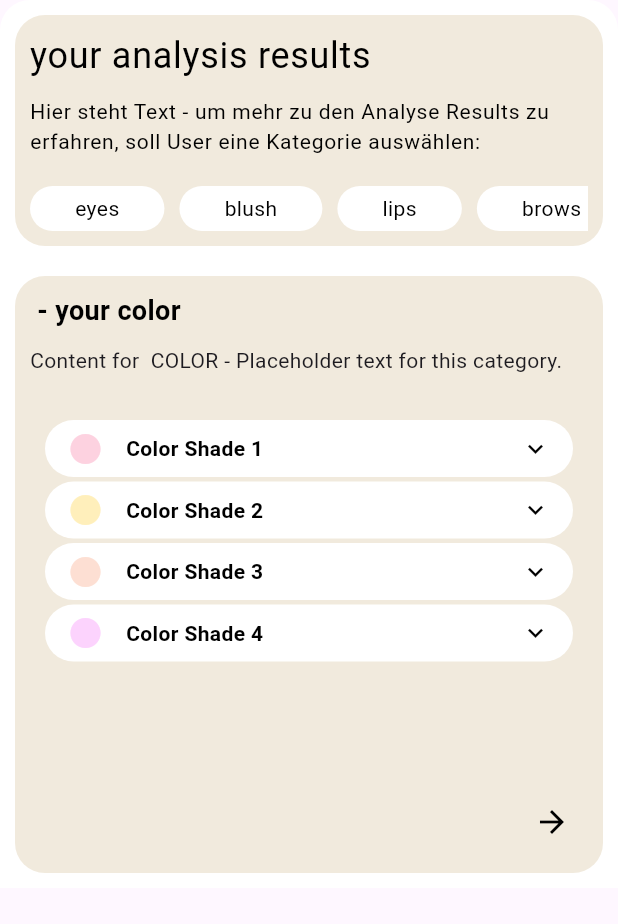
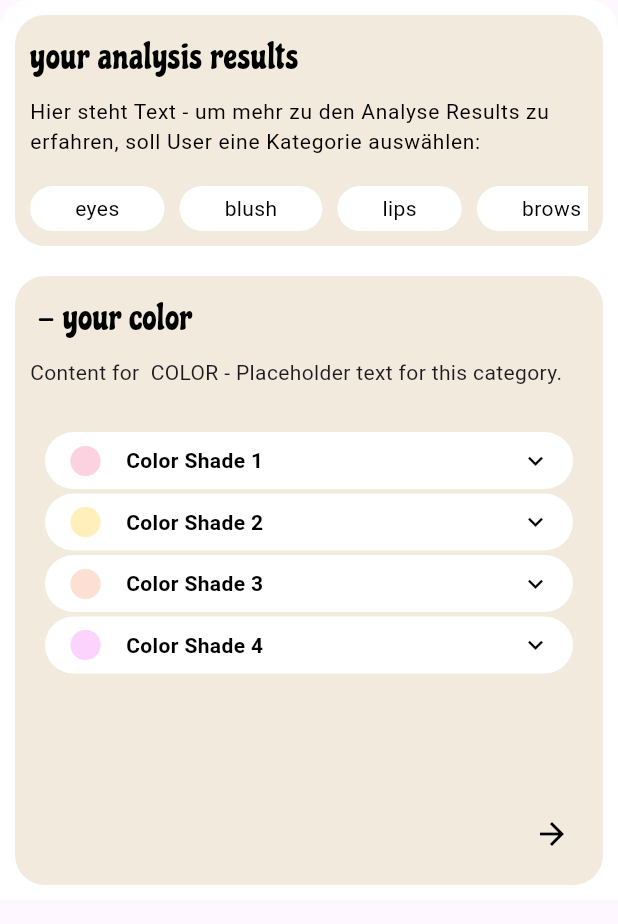
Before and after one commit to bluebell185/Master-Projekt, a Flutter app: the AnalysisResults widget shown alone on an empty page, opened directly with empty values, on a phone screen of 412 x 824 dp. Shown: the top 924 px of the screen. Run offline on Flutter 3.47's test engine with Material 3 defaults, Android fonts, the phone set to English and light mode, and no system bars; drawn by our look-alikes of accordion; our stand-ins replace camera, cloud_firestore, firebase_auth, firebase_core, flutter_svg; missing offline and left inert: deepar_flutter_lib, firebase_ui_auth, gal, google_mlkit_face_detection; accounts and stored records are empty; Roboto replaces fonts that are missing (Sans Serif Collection).

Commit message:
Typografie: Font 'Chicle' hinzugefügt

```diff
--- a/master_projekt/lib/analysis_results.dart
+++ b/master_projekt/lib/analysis_results.dart
@@ -426,9 +426,9 @@ class AnalysisResultsState extends State<AnalysisResults> {
           Text(
             '${widget.selectedTab} - your color',
             style: const TextStyle(
+              fontFamily: 'Chicle',
               color: Colors.black,
-              fontSize: 18,
-              fontWeight: FontWeight.bold,
+              fontSize: 24,
             ),
           ),
           const SizedBox(height: 10), _getTabContentColor(widget.selectedTab!),
@@ -441,9 +441,9 @@ class AnalysisResultsState extends State<AnalysisResults> {
             Text(
               '${widget.selectedTab} - your shape',
               style: const TextStyle(
+                fontFamily: 'Chicle',
                 color: Colors.black,
-                fontSize: 18,
-                fontWeight: FontWeight.bold,
+                fontSize: 24,
               ),
             ),
             const SizedBox(height: 10),
@@ -481,10 +481,10 @@ class AnalysisResultsState extends State<AnalysisResults> {
         children: [
           const Text(
             'recommendations',
-            style: TextStyle(
+            style: const TextStyle(
+              fontFamily: 'Chicle',
               color: Colors.black,
-              fontSize: 18,
-              fontWeight: FontWeight.bold,
+              fontSize: 24,
             ),
           ),
           const SizedBox(height: 10),
--- a/master_projekt/lib/ui/text.dart
+++ b/master_projekt/lib/ui/text.dart
@@ -20,7 +20,7 @@ class ScreenTitle extends StatelessWidget {
           style: TextStyle(
             color: titleColor,
             fontSize: 24,
-            fontFamily: 'Chicle', // TO DO: installieren
+            fontFamily: 'Chicle',
             fontWeight: FontWeight.w400,
             letterSpacing: 0.48,
           ),
@@ -49,7 +49,7 @@ class Heading extends StatelessWidget {
         style: TextStyle(
           color: headingColor,
           fontSize: 24,
-          fontFamily: 'Chicle', // TO DO: installieren
+          fontFamily: 'Chicle',
           fontWeight: FontWeight.w400,
           letterSpacing: 0.48,
         ),
--- a/master_projekt/pubspec.yaml
+++ b/master_projekt/pubspec.yaml
@@ -113,3 +113,8 @@ flutter:
   #
   # For details regarding fonts from package dependencies,
   # see https://flutter.dev/to/font-from-package
+
+  fonts:
+    - family: Chicle
+      fonts:
+        - asset: assets/font/Chicle-Regular.ttf
```
Also changed, not shown: master_projekt/assets/font/Chicle-Regular.ttf (added).
